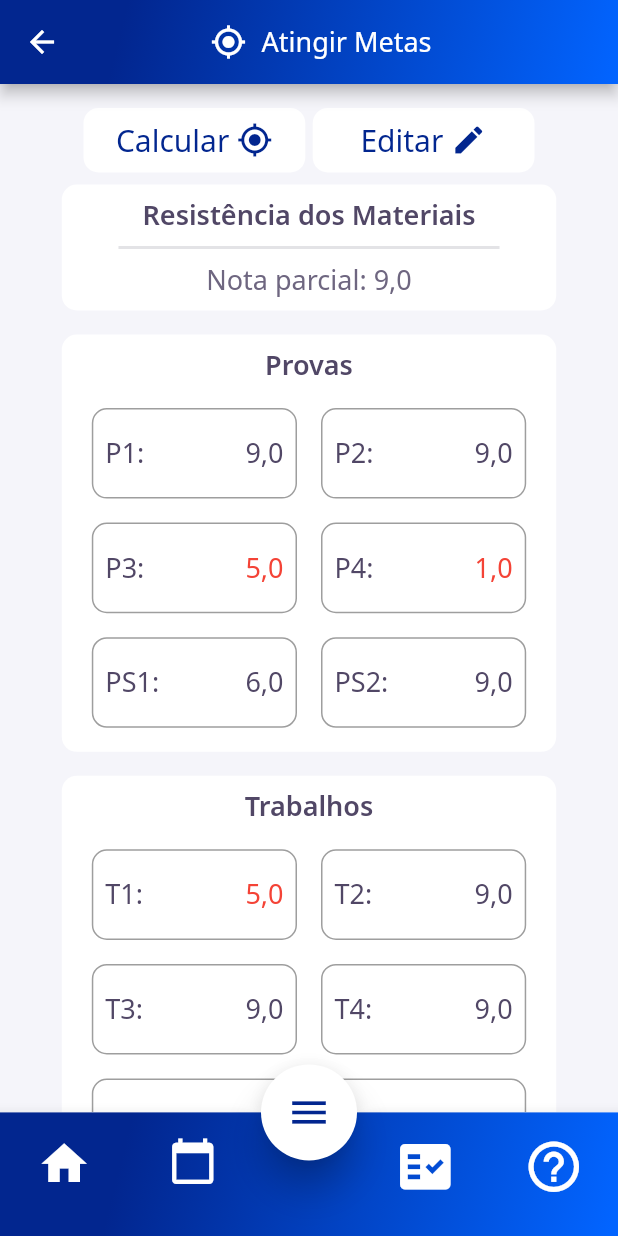
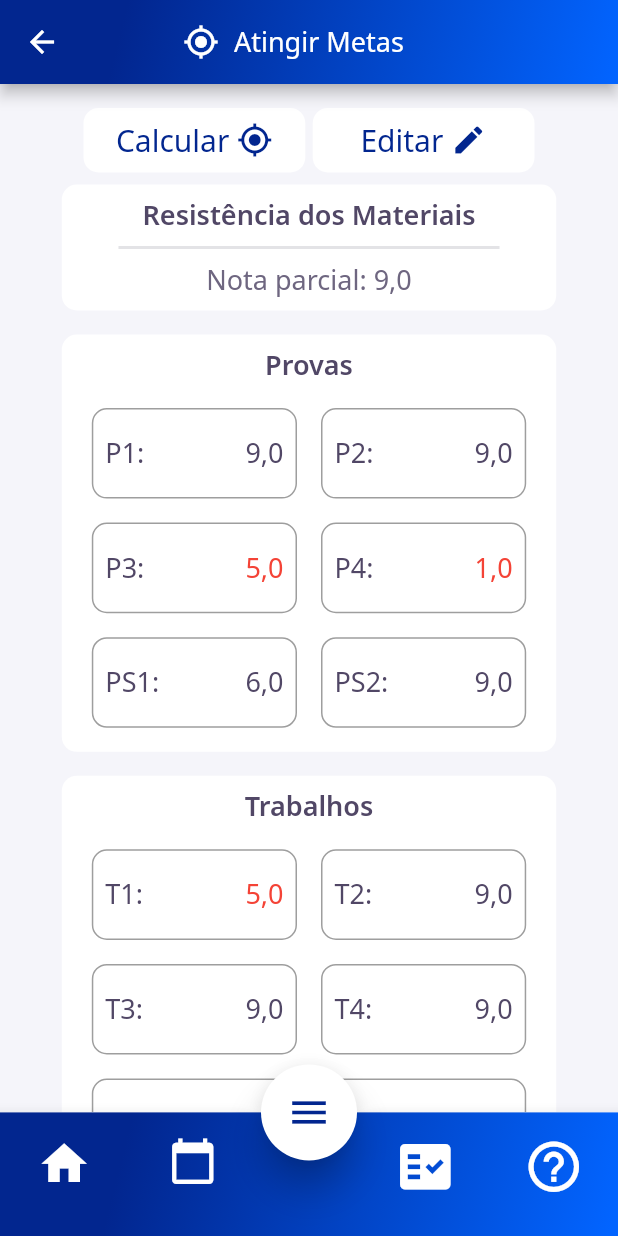
Before and after one commit to Maua-Dev/System_Maua_Front, a Flutter app: the AtingirMetasPage screen opened by its route, on a phone screen of 412 x 824 dp. Run offline on Flutter 3.47's test engine with Material 2 defaults, Android fonts, the light colour scheme and no system bars; our stand-ins replace flutter_calendar_carousel, flutter_mobx, flutter_modular, flutter_typeahead, fluttericon, google_fonts and 4 more; accounts and stored records are empty; generated files the repository leaves out were written again; Roboto replaces fonts that are missing (NotoSans).

Commit message:
[FM-60] - centralizando titulo appbar

```diff
--- a/lib/app/shared/components/app_bar/app_bar_widget.dart
+++ b/lib/app/shared/components/app_bar/app_bar_widget.dart
@@ -21,7 +21,9 @@ class AppBarWidget extends StatelessWidget implements PreferredSizeWidget {
   Widget build(BuildContext context) {
     return AppBar(
       title: Padding(
-        padding: const EdgeInsets.only(right: 25),
+        padding: EdgeInsets.only(
+          right: MediaQuery.of(context).size.width * 0.15,
+        ),
         child: Row(
           mainAxisAlignment: MainAxisAlignment.center,
           children: [
```
